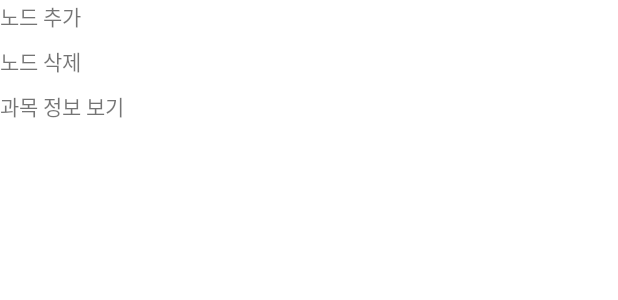
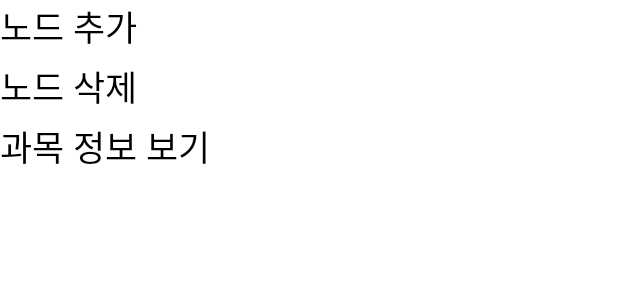
Before and after one commit to jangjs1216/KnuCurriculum, an Android app: the layout dialog_bottomsheet.xml on its own in the app's theme, with its tools: preview values and no code run, on a phone screen of 412 x 824 dp. Shown: the top 300 px of the screen. Run offline under Robolectric (Android 15) with nearby library versions, the phone set to English and light mode, and no system bars.

```diff
--- a/app/src/main/res/layout/dialog_bottomsheet.xml
+++ b/app/src/main/res/layout/dialog_bottomsheet.xml
@@ -7,11 +7,13 @@
     <LinearLayout
         android:id="@+id/LL1"
         android:layout_width="match_parent"
-        android:layout_height="30sp">
+        android:layout_height="40sp">
 
         <TextView
             android:layout_width="match_parent"
             android:layout_height="match_parent"
+            android:textColor="@color/black"
+            android:textSize="23sp"
             android:text="노드 추가"/>
 
     </LinearLayout>
@@ -19,11 +21,13 @@
     <LinearLayout
         android:id="@+id/LL2"
         android:layout_width="match_parent"
-        android:layout_height="30sp">
+        android:layout_height="40sp">
 
         <TextView
             android:layout_width="match_parent"
             android:layout_height="match_parent"
+            android:textColor="@color/black"
+            android:textSize="23sp"
             android:text="노드 삭제"/>
 
     </LinearLayout>
@@ -31,11 +35,13 @@
     <LinearLayout
         android:id="@+id/LL3"
         android:layout_width="match_parent"
-        android:layout_height="30sp">
+        android:layout_height="40sp">
 
         <TextView
             android:layout_width="match_parent"
             android:layout_height="match_parent"
+            android:textColor="@color/black"
+            android:textSize="23sp"
             android:text="과목 정보 보기"/>
 
     </LinearLayout>
--- a/app/src/main/res/layout/fragment_2.xml
+++ b/app/src/main/res/layout/fragment_2.xml
@@ -20,7 +20,7 @@
 
             <TextView
                 android:layout_width="wrap_content"
-                android:layout_height="wrap_content"
+                android:layout_height="26dp"
                 android:text=" KNU Curricular"
                 android:textColor="#FD0000"
                 android:textSize="12sp" />
```
Also changed, not shown: app/src/main/java/com/example/loginregister/Fragment2.java (+77 -23 lines).
